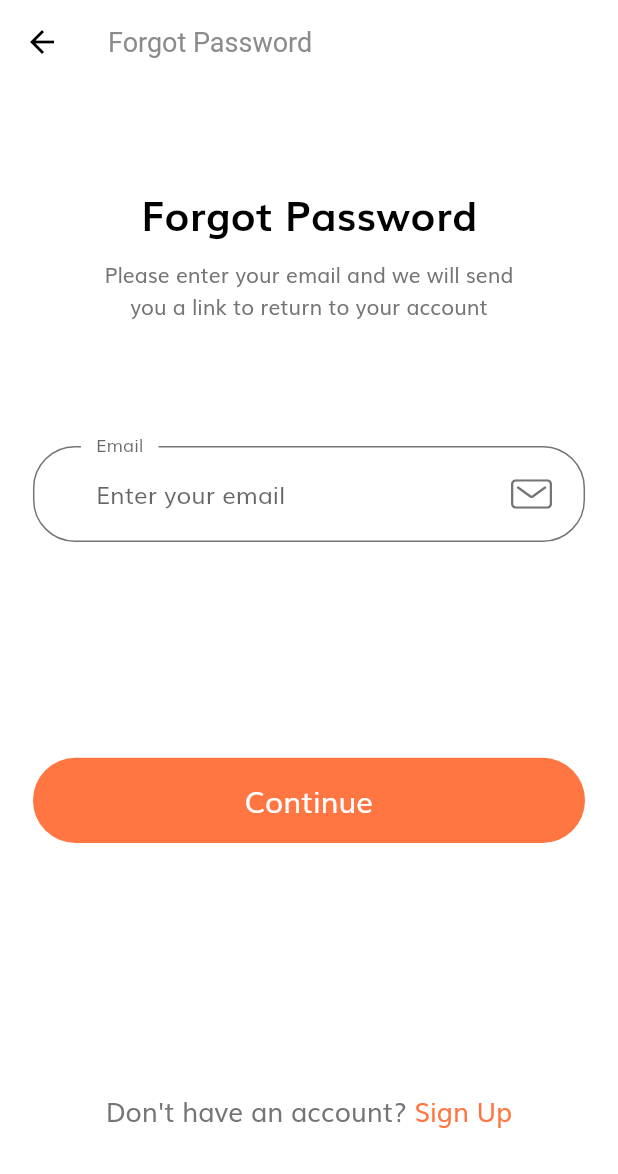
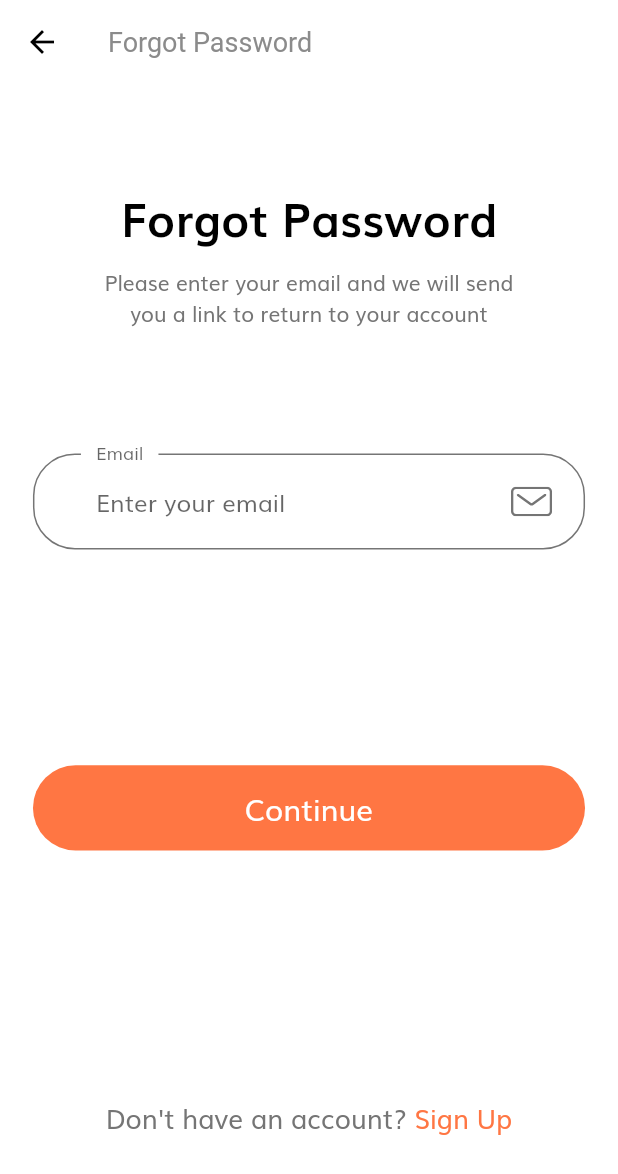
Before and after one commit to valehasadli/eshop, a Flutter app: the LoginScreen screen opened by its route, after a tap on "Forgot Password", on a phone screen of 412 x 824 dp. Shown: the top 1174 px of the screen. Run offline on Flutter 3.47's test engine with Material 2 defaults, Android fonts, the phone set to English and light mode, and no system bars; our stand-ins replace flutter_svg.

Commit message:
refactor: no account component

```diff
--- /dev/null
+++ b/lib/components/no_account_text.dart
@@ -0,0 +1,39 @@
+import 'package:flutter/material.dart';
+
+import '../size_config.dart';
+import '../constants.dart';
+import '../screens/forgot_password/forgot_password_screen.dart';
+
+class NoAccountText extends StatelessWidget {
+  const NoAccountText({
+    Key key,
+  }) : super(key: key);
+
+  @override
+  Widget build(BuildContext context) {
+    return Row(
+      mainAxisAlignment: MainAxisAlignment.center,
+      children: [
+        Text(
+          'Don\'t have an account? ',
+          style: TextStyle(
+            fontSize: getProportionateScreenWidth(16),
+          ),
+        ),
+        GestureDetector(
+          onTap: () => Navigator.popAndPushNamed(
+            context,
+            ForgotPasswordScreen.routeName,
+          ),
+          child: Text(
+            'Sign Up',
+            style: TextStyle(
+              fontSize: getProportionateScreenWidth(16),
+              color: kPrimaryColor,
+            ),
+          ),
+        ),
+      ],
+    );
+  }
+}
--- a/lib/screens/forgot_password/components/body.dart
+++ b/lib/screens/forgot_password/components/body.dart
@@ -2,6 +2,7 @@ import 'package:flutter/material.dart';
 
 import '../../../constants.dart';
 import '../../../size_config.dart';
+import '../../../components/no_account_text.dart';
 import 'forgot_password_form.dart';
 
 class Body extends StatefulWidget {
@@ -27,7 +28,7 @@ class _BodyState extends State<Body> {
                   'Forgot Password',
                   style: TextStyle(
                     color: Colors.black,
-                    fontSize: getProportionateScreenWidth(25),
+                    fontSize: getProportionateScreenWidth(28),
                     fontWeight: FontWeight.bold,
                   ),
                 ),
@@ -42,24 +43,7 @@ class _BodyState extends State<Body> {
                 SizedBox(height: SizeConfig.screenHeight * 0.1),
                 ForgotPasswordForm(),
                 SizedBox(height: SizeConfig.screenHeight * 0.2),
-                Row(
-                  mainAxisAlignment: MainAxisAlignment.center,
-                  children: [
-                    Text(
-                      'Don\'t have an account? ',
-                      style: TextStyle(
-                        fontSize: getProportionateScreenWidth(16),
-                      ),
-                    ),
-                    Text(
-                      'Sign Up',
-                      style: TextStyle(
-                        fontSize: getProportionateScreenWidth(16),
-                        color: kPrimaryColor,
-                      ),
-                    ),
-                  ],
-                ),
+                NoAccountText(),
               ],
             ),
           ),
--- a/lib/screens/login/components/body.dart
+++ b/lib/screens/login/components/body.dart
@@ -3,6 +3,7 @@ import 'package:flutter/material.dart';
 
 import '../../../size_config.dart';
 import '../../../components/social_card.dart';
+import '../../../components/no_account_text.dart';
 import 'login_form.dart';
 
 class Body extends StatefulWidget {
@@ -60,24 +61,7 @@ class _BodyState extends State<Body> {
                   ],
                 ),
                 SizedBox(height: getProportionateScreenHeight(20)),
-                Row(
-                  mainAxisAlignment: MainAxisAlignment.center,
-                  children: [
-                    Text(
-                      'Don\'t have an account? ',
-                      style: TextStyle(
-                        fontSize: getProportionateScreenWidth(16),
-                      ),
-                    ),
-                    Text(
-                      'Sign Up',
-                      style: TextStyle(
-                        fontSize: getProportionateScreenWidth(16),
-                        color: kPrimaryColor,
-                      ),
-                    ),
-                  ],
-                ),
+                NoAccountText(),
               ],
             ),
           ),
--- a/lib/screens/login/components/login_form.dart
+++ b/lib/screens/login/components/login_form.dart
@@ -46,8 +46,8 @@ class _LoginFormState extends State<LoginForm> {
               ),
               Text('Remember me'),
               Spacer(),
-              FlatButton(
-                onPressed: () {
+              GestureDetector(
+                onTap: () {
                   Navigator.pushNamed(context, ForgotPasswordScreen.routeName);
                 },
                 child: Text(
```
